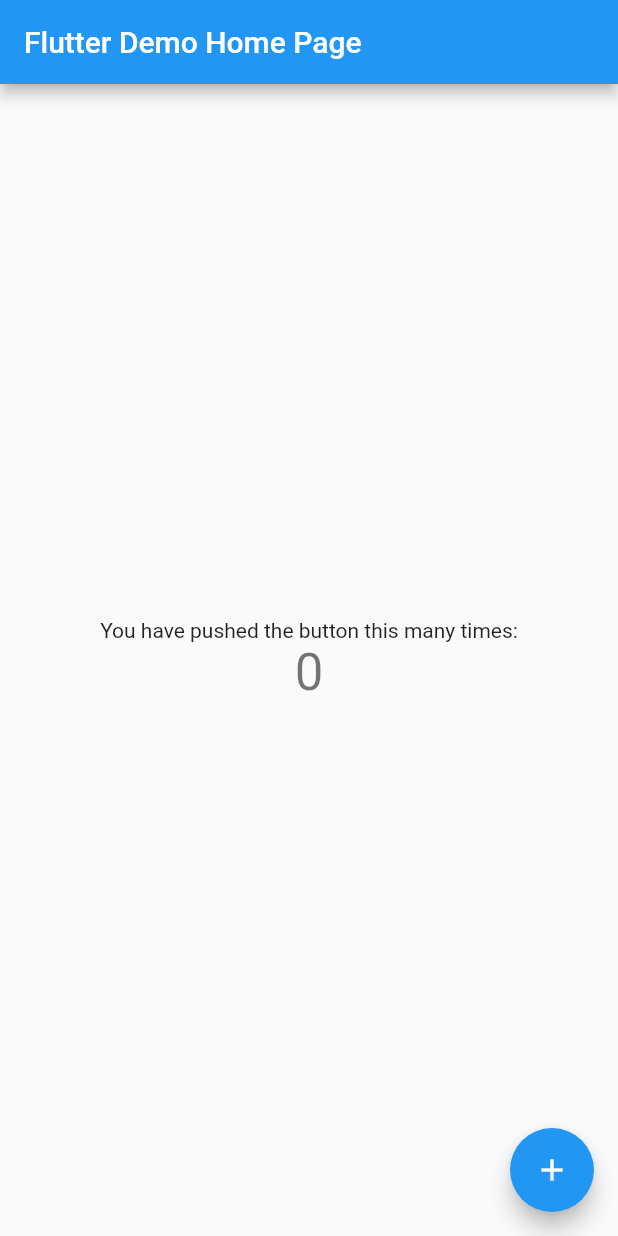
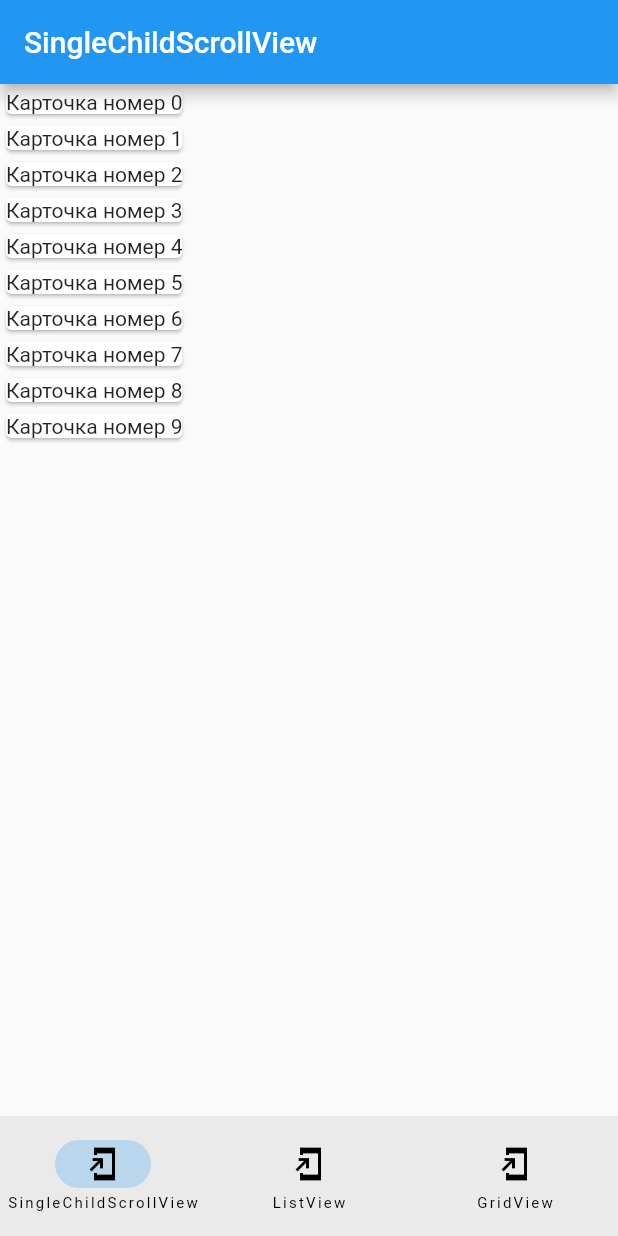
Before and after one commit to Bachar-official/flutter_education, a Flutter app: the screen it shows after launch, on a phone screen of 412 x 824 dp. Run offline on Flutter 3.47's test engine with Material 2 defaults, Android fonts, the phone set to English and light mode, and no system bars.

Commit message:
almost all of scrollable

```diff
--- /dev/null
+++ b/lib/grid_view.dart
@@ -0,0 +1,27 @@
+import 'package:flutter/material.dart';
+
+class GridViewExample extends StatelessWidget {
+  GridViewExample({super.key});
+
+  final List<Widget> cards = List.generate(
+    10,
+    (index) => Card(
+      child: Text('Карточка номер $index'),
+    ),
+  );
+
+  //GridView.count
+  //GridView.extent
+
+  @override
+  Widget build(BuildContext context) {
+    return Scaffold(
+      appBar: AppBar(title: const Text('GridView')),
+      // body: GridView.count(
+      //   crossAxisCount: 2,
+      //   children: cards,
+      // ),
+      body: GridView.extent(maxCrossAxisExtent: 10, children: cards,),
+    );
+  }
+}
--- /dev/null
+++ b/lib/list_view.dart
@@ -0,0 +1,36 @@
+import 'package:flutter/material.dart';
+
+class ListViewExample extends StatelessWidget {
+  ListViewExample({super.key});
+
+  final List<Widget> cards = List.generate(
+      10,
+      (index) => Card(
+            child: Text('Карточка номер $index'),
+          ));
+
+  @override
+  Widget build(BuildContext context) {
+    return Scaffold(
+      appBar: AppBar(title: const Text('ListView')),
+      body: ListView(
+        children: cards,
+      ),
+
+      // body: ListView.builder(
+      //   itemBuilder: (context, index) => cards[index],
+      //   itemCount: cards.length,
+      // ),
+
+      // body: ListView.separated(
+      //     itemBuilder: (context, index) => cards[index],
+      //     separatorBuilder: (context, index) => Text('Разделитель №$index'),
+      //     itemCount: cards.length),
+
+      // body: ListView.custom(childrenDelegate: SliverChildBuilderDelegate(
+      //     (context, index) => cards[index],
+      //     childCount: cards.length,
+      // ))
+    );
+  }
+}
--- a/lib/main.dart
+++ b/lib/main.dart
@@ -1,4 +1,7 @@
 import 'package:flutter/material.dart';
+import 'package:flutter_education/grid_view.dart';
+import 'package:flutter_education/list_view.dart';
+import 'package:flutter_education/single_scroll_screen.dart';
 
 void main() {
   runApp(const MyApp());
@@ -13,54 +16,44 @@ class MyApp extends StatelessWidget {
       theme: ThemeData(
         primarySwatch: Colors.blue,
       ),
-      home: const MyHomePage(title: 'Flutter Demo Home Page'),
+      home: const MyHomePage(),
     );
   }
 }
 
 class MyHomePage extends StatefulWidget {
-  const MyHomePage({super.key, required this.title});
-
-  final String title;
+  const MyHomePage({super.key});
 
   @override
   State<MyHomePage> createState() => _MyHomePageState();
 }
 
 class _MyHomePageState extends State<MyHomePage> {
-  int _counter = 0;
 
-  void _incrementCounter() {
-    setState(() {
-      _counter++;
-    });
+  int pageNumber = 0;
+
+  void setPage(int number) {
+    pageNumber = number;
+    setState(() {});
   }
 
   @override
   Widget build(BuildContext context) {
     return Scaffold(
-      appBar: AppBar(
-        title: Text(widget.title),
+      bottomNavigationBar: NavigationBar(
+        selectedIndex: pageNumber,
+        onDestinationSelected: setPage,
+        destinations: const [
+          NavigationDestination(icon: Icon(Icons.add_to_home_screen_sharp), label: 'SingleChildScrollView'),
+          NavigationDestination(icon: Icon(Icons.add_to_home_screen_sharp), label: 'ListView'),
+          NavigationDestination(icon: Icon(Icons.add_to_home_screen_sharp), label: 'GridView'),
+        ],
       ),
-      body: Center(
-        child: Column(
-          mainAxisAlignment: MainAxisAlignment.center,
-          children: <Widget>[
-            const Text(
-              'You have pushed the button this many times:',
-            ),
-            Text(
-              '$_counter',
-              style: Theme.of(context).textTheme.headline4,
-            ),
-          ],
-        ),
-      ),
-      floatingActionButton: FloatingActionButton(
-        onPressed: _incrementCounter,
-        tooltip: 'Increment',
-        child: const Icon(Icons.add),
-      ),
+      body: [
+        SingleScroll(),
+        ListViewExample(),
+        GridViewExample()
+      ][pageNumber],
     );
   }
 }
--- /dev/null
+++ b/lib/single_scroll_screen.dart
@@ -0,0 +1,23 @@
+import 'package:flutter/material.dart';
+
+class SingleScroll extends StatelessWidget {
+  SingleScroll({super.key});
+
+  final List<Widget> cards = List.generate(
+      10,
+      (index) => Card(
+            child: Text('Карточка номер $index'),
+          ));
+
+  @override
+  Widget build(BuildContext context) {
+    return Scaffold(
+      appBar: AppBar(
+        title: const Text('SingleChildScrollView'),
+      ),
+      body: Column(
+        children: cards,
+      ),
+    );
+  }
+}
```
Also changed, not shown: 1 other file.
